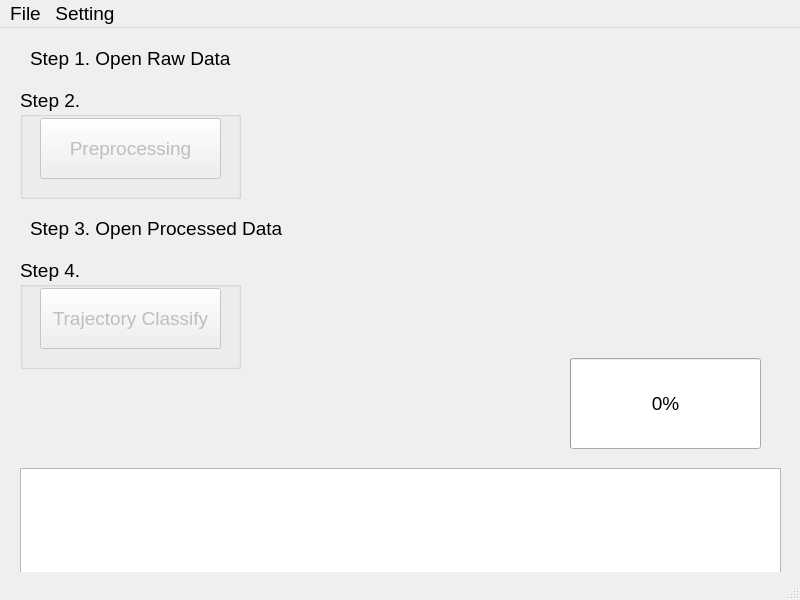
This is dataprocesswindow.ui in jefftsai8049/BeeObservationSystem_Analysis as Qt 5 draws it before an edit. The edited form follows.
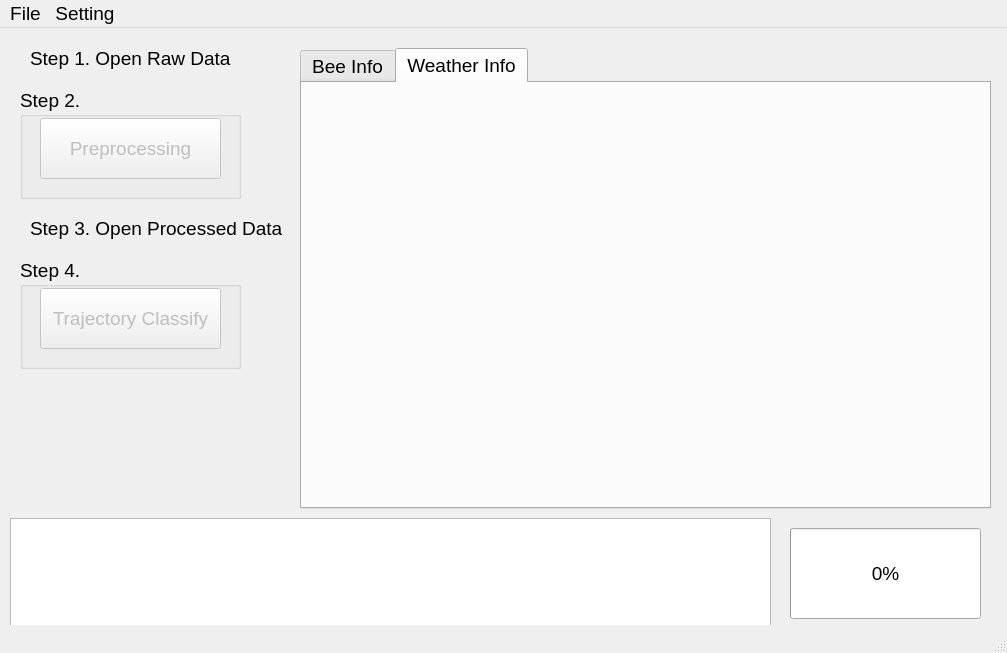
This is the edited form. Custom widgets are drawn as their Qt base class.

Commit message: add qcustom plot and weather info

```diff
--- a/dataprocesswindow.ui
+++ b/dataprocesswindow.ui
@@ -6,8 +6,8 @@
    <rect>
     <x>0</x>
     <y>0</y>
-    <width>800</width>
-    <height>600</height>
+    <width>1007</width>
+    <height>653</height>
    </rect>
   </property>
   <property name="font">
@@ -23,8 +23,8 @@
    <widget class="QTextBrowser" name="system_log_textBrowser">
     <property name="geometry">
      <rect>
-      <x>20</x>
-      <y>440</y>
+      <x>10</x>
+      <y>490</y>
       <width>761</width>
       <height>111</height>
      </rect>
@@ -33,8 +33,8 @@
    <widget class="QProgressBar" name="progressBar">
     <property name="geometry">
      <rect>
-      <x>570</x>
-      <y>330</y>
+      <x>790</x>
+      <y>500</y>
       <width>191</width>
       <height>91</height>
      </rect>
@@ -133,14 +133,47 @@
      </property>
     </widget>
    </widget>
+   <widget class="QTabWidget" name="tabWidget">
+    <property name="geometry">
+     <rect>
+      <x>300</x>
+      <y>20</y>
+      <width>691</width>
+      <height>461</height>
+     </rect>
+    </property>
+    <property name="currentIndex">
+     <number>1</number>
+    </property>
+    <widget class="QWidget" name="bee_info">
+     <attribute name="title">
+      <string>Bee Info</string>
+     </attribute>
+    </widget>
+    <widget class="QWidget" name="weather_info">
+     <attribute name="title">
+      <string>Weather Info</string>
+     </attribute>
+     <widget class="QCustomPlot" name="weather_info_widget" native="true">
+      <property name="geometry">
+       <rect>
+        <x>10</x>
+        <y>10</y>
+        <width>661</width>
+        <height>411</height>
+       </rect>
+      </property>
+     </widget>
+    </widget>
+   </widget>
   </widget>
   <widget class="QMenuBar" name="menubar">
    <property name="geometry">
     <rect>
      <x>0</x>
      <y>0</y>
-     <width>800</width>
-     <height>28</height>
+     <width>1007</width>
+     <height>21</height>
     </rect>
    </property>
    <widget class="QMenu" name="menuFile">
@@ -176,6 +209,14 @@
    </property>
   </action>
  </widget>
+ <customwidgets>
+  <customwidget>
+   <class>QCustomPlot</class>
+   <extends>QWidget</extends>
+   <header>qcustomplot/qcustomplot.h</header>
+   <container>1</container>
+  </customwidget>
+ </customwidgets>
  <resources/>
  <connections/>
 </ui>
```
Left out of the diff: 7 changed lines with no effect on the pictures. The commit also changes 10 other files.
